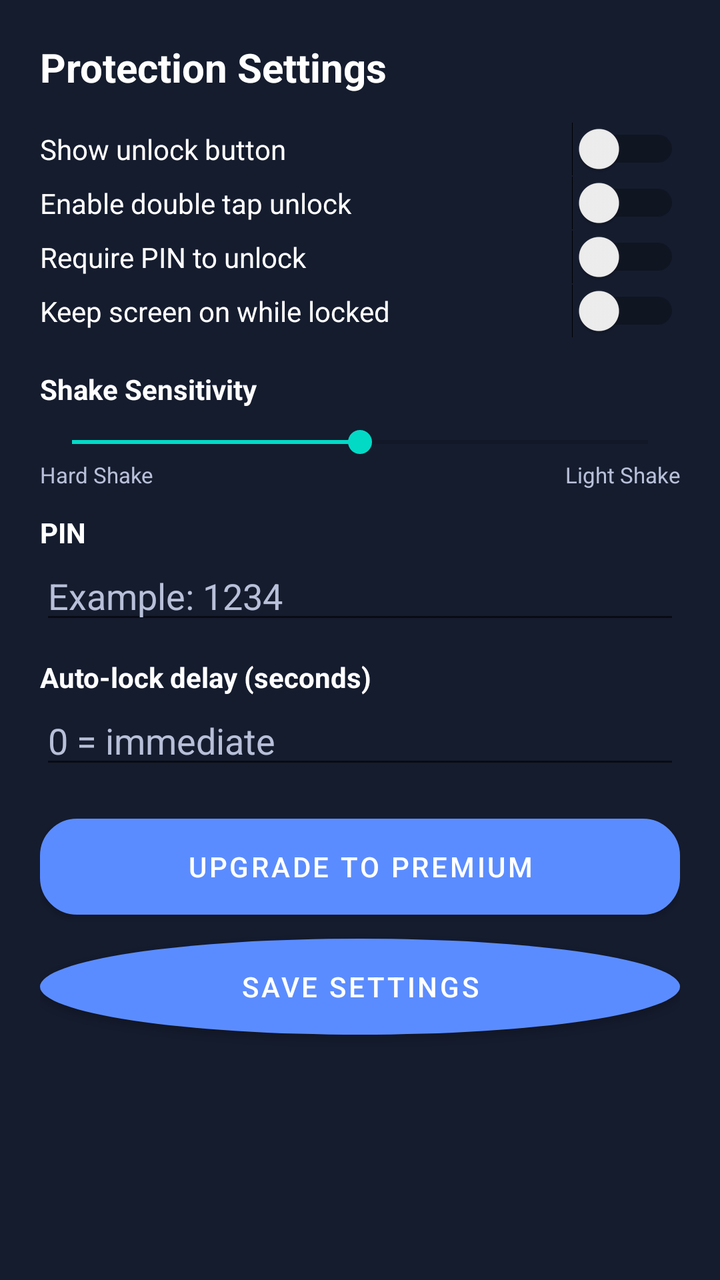
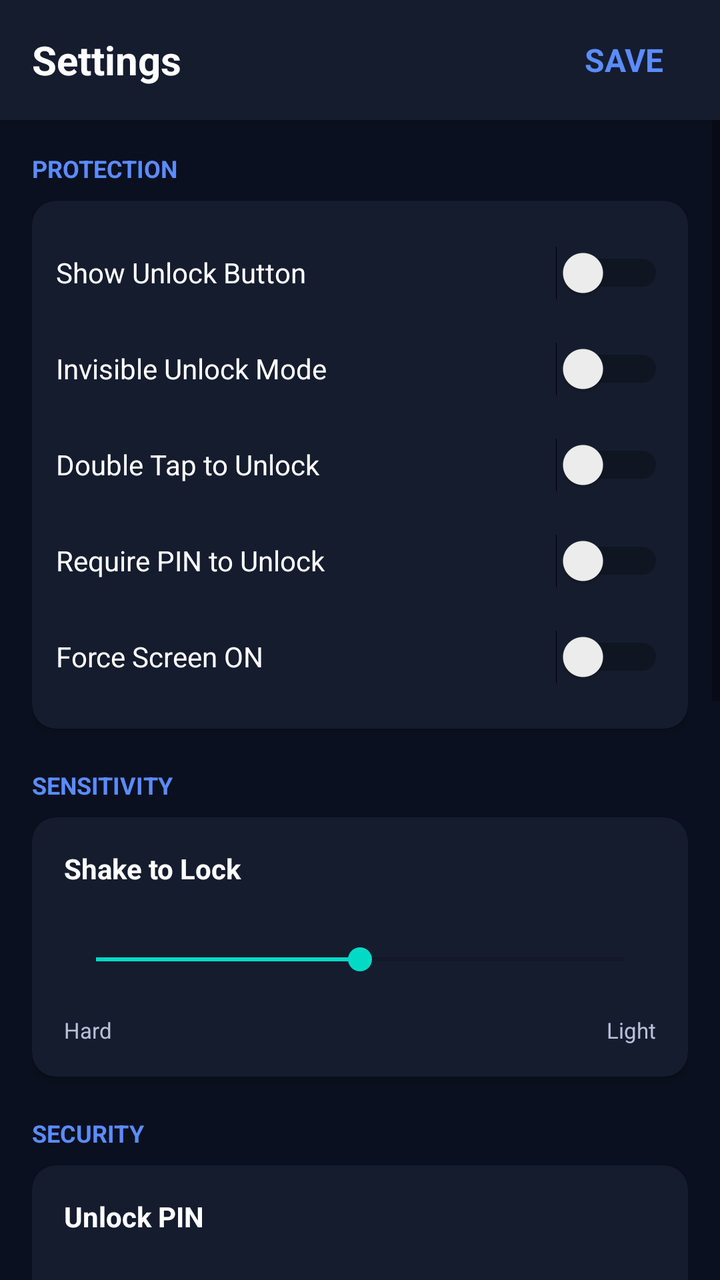

Screens rendered from an Android XML layout before and after an edit, with the pre-edit source and the edit as a unified diff.
<!-- AndroidManifest.xml: application theme Theme.TouchLock -->
<!-- res/layout/dialog_settings.xml -->
<?xml version="1.0" encoding="utf-8"?>
<LinearLayout xmlns:android="http://schemas.android.com/apk/res/android"
    xmlns:tools="http://schemas.android.com/tools"
    android:layout_width="match_parent"
    android:layout_height="wrap_content"
    android:background="@color/card_bg"
    android:orientation="vertical"
    android:padding="20dp">

    <TextView
        android:layout_width="match_parent"
        android:layout_height="wrap_content"
        android:text="@string/protection_settings"
        android:textColor="@color/text_main"
        android:textSize="20sp"
        android:textStyle="bold" />

    <Switch
        android:id="@+id/dialogSwitchShowUnlock"
        android:layout_width="match_parent"
        android:layout_height="wrap_content"
        android:layout_marginTop="14dp"
        android:text="@string/show_unlock_button"
        android:textColor="@color/text_main"
        tools:ignore="UseSwitchCompatOrMaterialXml" />

    <Switch
        android:id="@+id/dialogSwitchDoubleTap"
        android:layout_width="match_parent"
        android:layout_height="wrap_content"
        android:text="@string/enable_double_tap_unlock"
        android:textColor="@color/text_main"
        tools:ignore="UseSwitchCompatOrMaterialXml" />

    <Switch
        android:id="@+id/dialogSwitchRequirePin"
        android:layout_width="match_parent"
        android:layout_height="wrap_content"
        android:text="@string/require_pin_to_unlock"
        android:textColor="@color/text_main"
        tools:ignore="UseSwitchCompatOrMaterialXml" />

    <Switch
        android:id="@+id/dialogSwitchKeepScreen"
        android:layout_width="match_parent"
        android:layout_height="wrap_content"
        android:text="@string/keep_screen_on_while_locked"
        android:textColor="@color/text_main"
        tools:ignore="UseSwitchCompatOrMaterialXml" />

    
    <TextView
        android:layout_width="match_parent"
        android:layout_height="wrap_content"
        android:layout_marginTop="16dp"
        android:text="Shake Sensitivity"
        android:textColor="@color/text_main"
        android:textStyle="bold" />

    <SeekBar
        android:id="@+id/dialogSeekShake"
        android:layout_width="match_parent"
        android:layout_height="wrap_content"
        android:layout_marginTop="8dp"
        android:max="20"
        android:progress="10" />

    <LinearLayout
        android:layout_width="match_parent"
        android:layout_height="wrap_content"
        android:orientation="horizontal">
        <TextView
            android:layout_width="0dp"
            android:layout_height="wrap_content"
            android:layout_weight="1"
            android:text="Hard Shake"
            android:textColor="@color/text_secondary"
            android:textSize="11sp" />
        <TextView
            android:layout_width="0dp"
            android:layout_height="wrap_content"
            android:layout_weight="1"
            android:gravity="end"
            android:text="Light Shake"
            android:textColor="@color/text_secondary"
            android:textSize="11sp" />
    </LinearLayout>

    <TextView
        android:layout_width="match_parent"
        android:layout_height="wrap_content"
        android:layout_marginTop="12dp"
        android:text="PIN"
        android:textColor="@color/text_main"
        android:textStyle="bold" />

    <EditText
        android:id="@+id/dialogEdtPin"
        android:layout_width="match_parent"
        android:layout_height="wrap_content"
        android:hint="Example: 1234"
        android:inputType="numberPassword"
        android:textColor="@color/text_main"
        android:textColorHint="@color/text_secondary" />

    <TextView
        android:layout_width="match_parent"
        android:layout_height="wrap_content"
        android:layout_marginTop="12dp"
        android:text="Auto-lock delay (seconds)"
        android:textColor="@color/text_main"
        android:textStyle="bold" />

    <EditText
        android:id="@+id/dialogEdtDelay"
        android:layout_width="match_parent"
        android:layout_height="wrap_content"
        android:hint="0 = immediate"
        android:inputType="number"
        android:textColor="@color/text_main"
        android:textColorHint="@color/text_secondary" />

    <Button
        android:id="@+id/btnPremium"
        android:layout_width="match_parent"
        android:layout_height="wrap_content"
        android:layout_marginTop="20dp"
        android:background="@drawable/bg_secondary_button"
        android:text="Upgrade to Premium"
        android:textColor="@color/text_main" />

    <Button
        android:id="@+id/btnSaveSettings"
        android:layout_width="match_parent"
        android:layout_height="wrap_content"
        android:layout_marginTop="12dp"
        android:background="@drawable/bg_circle_primary"
        android:text="Save Settings"
        android:textColor="@color/text_main" />

</LinearLayout>
<!-- resources referenced by this layout -->
<resources>
  <color name="card_bg">#151C2E</color>
  <color name="text_main">#FFFFFF</color>
  <color name="text_secondary">#B8C0D9</color>
  <!-- drawable bg_circle_primary (drawable) -->
  <?xml version="1.0" encoding="utf-8"?>
  <shape xmlns:android="http://schemas.android.com/apk/res/android"
      android:shape="oval">
      <solid android:color="@color/primary_blue" />
  </shape>
  <!-- drawable bg_secondary_button (drawable) -->
  <?xml version="1.0" encoding="utf-8"?>
  <shape xmlns:android="http://schemas.android.com/apk/res/android">
      <solid android:color="@color/card_bg_2" />
      <stroke
          android:width="1dp"
          android:color="@color/divider_soft" />
      <corners android:radius="18dp" />
  </shape>
  <string name="enable_double_tap_unlock">Enable double tap unlock</string>
  <string name="keep_screen_on_while_locked">Keep screen on while locked</string>
  <string name="protection_settings">Protection Settings</string>
  <string name="require_pin_to_unlock">Require PIN to unlock</string>
  <string name="show_unlock_button">Show unlock button</string>
  <style name="Theme.TouchLock" parent="Theme.MaterialComponents.DayNight.NoActionBar">
          <item name="colorPrimary">@color/primary_blue</item>
          <item name="colorPrimaryVariant">@color/primary_blue_dark</item>
          <item name="colorOnPrimary">@color/text_main</item>
          <item name="android:statusBarColor">@color/bg_main</item>
          <item name="android:navigationBarColor">@color/bg_main</item>
          <item name="android:windowBackground">@color/bg_main</item>
      </style>
  <color name="primary_blue">#5B8CFF</color>
  <color name="card_bg_2">#1A2238</color>
  <color name="divider_soft">#2A3552</color>
  <color name="primary_blue_dark">#4676E8</color>
  <color name="bg_main">#0B1020</color>
</resources>

<!-- the commit's change to res/layout/dialog_settings.xml (unified diff, before → after) -->
@@ -1,141 +1,407 @@
 <?xml version="1.0" encoding="utf-8"?>
-<LinearLayout xmlns:android="http://schemas.android.com/apk/res/android"
+<RelativeLayout xmlns:android="http://schemas.android.com/apk/res/android"
+    xmlns:app="http://schemas.android.com/apk/res-auto"
     xmlns:tools="http://schemas.android.com/tools"
     android:layout_width="match_parent"
-    android:layout_height="wrap_content"
-    android:background="@color/card_bg"
-    android:orientation="vertical"
-    android:padding="20dp">
-
-    <TextView
+    android:layout_height="match_parent"
+    android:background="@color/bg_main">
+
+    
+    <LinearLayout
+        android:id="@+id/headerSettings"
         android:layout_width="match_parent"
-        android:layout_height="wrap_content"
-        android:text="@string/protection_settings"
-        android:textColor="@color/text_main"
-        android:textSize="20sp"
-        android:textStyle="bold" />
-
-    <Switch
-        android:id="@+id/dialogSwitchShowUnlock"
-        android:layout_width="match_parent"
-        android:layout_height="wrap_content"
-        android:layout_marginTop="14dp"
-        android:text="@string/show_unlock_button"
-        android:textColor="@color/text_main"
-        tools:ignore="UseSwitchCompatOrMaterialXml" />
-
-    <Switch
-        android:id="@+id/dialogSwitchDoubleTap"
-        android:layout_width="match_parent"
-        android:layout_height="wrap_content"
-        android:text="@string/enable_double_tap_unlock"
-        android:textColor="@color/text_main"
-        tools:ignore="UseSwitchCompatOrMaterialXml" />
-
-    <Switch
-        android:id="@+id/dialogSwitchRequirePin"
-        android:layout_width="match_parent"
-        android:layout_height="wrap_content"
-        android:text="@string/require_pin_to_unlock"
-        android:textColor="@color/text_main"
-        tools:ignore="UseSwitchCompatOrMaterialXml" />
-
-    <Switch
-        android:id="@+id/dialogSwitchKeepScreen"
-        android:layout_width="match_parent"
-        android:layout_height="wrap_content"
-        android:text="@string/keep_screen_on_while_locked"
-        android:textColor="@color/text_main"
-        tools:ignore="UseSwitchCompatOrMaterialXml" />
-
-    
-    <TextView
-        android:layout_width="match_parent"
-        android:layout_height="wrap_content"
-        android:layout_marginTop="16dp"
-        android:text="Shake Sensitivity"
-        android:textColor="@color/text_main"
-        android:textStyle="bold" />
-
-    <SeekBar
-        android:id="@+id/dialogSeekShake"
-        android:layout_width="match_parent"
-        android:layout_height="wrap_content"
-        android:layout_marginTop="8dp"
-        android:max="20"
-        android:progress="10" />
-
-    <LinearLayout
-        android:layout_width="match_parent"
-        android:layout_height="wrap_content"
-        android:orientation="horizontal">
+        android:layout_height="60dp"
+        android:background="@color/card_bg"
+        android:elevation="4dp"
+        android:gravity="center_vertical"
+        android:orientation="horizontal"
+        android:paddingHorizontal="16dp">
+
         <TextView
             android:layout_width="0dp"
             android:layout_height="wrap_content"
             android:layout_weight="1"
-            android:text="Hard Shake"
-            android:textColor="@color/text_secondary"
-            android:textSize="11sp" />
+            android:text="@string/settings_title"
+            android:textColor="@color/text_main"
+            android:textSize="20sp"
+            android:textStyle="bold" />
+
         <TextView
-            android:layout_width="0dp"
+            android:id="@+id/btnSaveSettings"
+            android:layout_width="wrap_content"
             android:layout_height="wrap_content"
-            android:layout_weight="1"
-            android:gravity="end"
-            android:text="Light Shake"
-            android:textColor="@color/text_secondary"
-            android:textSize="11sp" />
+            android:background="?attr/selectableItemBackgroundBorderless"
+            android:clickable="true"
+            android:focusable="true"
+            android:gravity="center"
+            android:minWidth="48dp"
+            android:minHeight="48dp"
+            android:padding="12dp"
+            android:text="@string/save"
+            android:textColor="@color/primary_blue"
+            android:textSize="16sp"
+            android:textStyle="bold" />
     </LinearLayout>
 
-    <TextView
+    <ScrollView
         android:layout_width="match_parent"
-        android:layout_height="wrap_content"
-        android:layout_marginTop="12dp"
-        android:text="PIN"
-        android:textColor="@color/text_main"
-        android:textStyle="bold" />
-
-    <EditText
-        android:id="@+id/dialogEdtPin"
-        android:layout_width="match_parent"
-        android:layout_height="wrap_content"
-        android:hint="Example: 1234"
-        android:inputType="numberPassword"
-        android:textColor="@color/text_main"
-        android:textColorHint="@color/text_secondary" />
-
-    <TextView
-        android:layout_width="match_parent"
-        android:layout_height="wrap_content"
-        android:layout_marginTop="12dp"
-        android:text="Auto-lock delay (seconds)"
-        android:textColor="@color/text_main"
-        android:textStyle="bold" />
-
-    <EditText
-        android:id="@+id/dialogEdtDelay"
-        android:layout_width="match_parent"
-        android:layout_height="wrap_content"
-        android:hint="0 = immediate"
-        android:inputType="number"
-        android:textColor="@color/text_main"
-        android:textColorHint="@color/text_secondary" />
-
-    <Button
-        android:id="@+id/btnPremium"
-        android:layout_width="match_parent"
-        android:layout_height="wrap_content"
-        android:layout_marginTop="20dp"
-        android:background="@drawable/bg_secondary_button"
-        android:text="Upgrade to Premium"
-        android:textColor="@color/text_main" />
-
-    <Button
-        android:id="@+id/btnSaveSettings"
-        android:layout_width="match_parent"
-        android:layout_height="wrap_content"
-        android:layout_marginTop="12dp"
-        android:background="@drawable/bg_circle_primary"
-        android:text="Save Settings"
-        android:textColor="@color/text_main" />
-
-</LinearLayout>
+        android:layout_height="match_parent"
+        android:layout_below="@id/headerSettings"
+        android:clipToPadding="false"
+        android:paddingBottom="24dp">
+
+        <LinearLayout
+            android:layout_width="match_parent"
+            android:layout_height="wrap_content"
+            android:maxWidth="600dp"
+            android:layout_gravity="center_horizontal"
+            android:orientation="vertical"
+            android:padding="16dp">
+
+            
+            <TextView
+                android:layout_width="match_parent"
+                android:layout_height="wrap_content"
+                android:layout_marginBottom="8dp"
+                android:text="@string/category_protection"
+                android:textColor="@color/primary_blue"
+                android:textSize="12sp"
+                android:textStyle="bold" />
+
+            <com.google.android.material.card.MaterialCardView
+                android:layout_width="match_parent"
+                android:layout_height="wrap_content"
+                android:layout_marginBottom="20dp"
+                app:cardBackgroundColor="@color/card_bg"
+                app:cardCornerRadius="12dp"
+                app:cardElevation="2dp"
+                app:strokeWidth="0dp">
+
+                <LinearLayout
+                    android:layout_width="match_parent"
+                    android:layout_height="wrap_content"
+                    android:orientation="vertical"
+                    android:padding="12dp">
+
+                    <Switch
+                        android:id="@+id/dialogSwitchShowUnlock"
+                        android:layout_width="match_parent"
+                        android:layout_height="wrap_content"
+                        android:minHeight="48dp"
+                        android:paddingVertical="8dp"
+                        android:text="@string/show_unlock_button"
+                        android:textColor="@color/text_main"
+                        tools:ignore="UseSwitchCompatOrMaterialXml" />
+
+                    <Switch
+                        android:id="@+id/dialogSwitchInvisibleUnlock"
+                        android:layout_width="match_parent"
+                        android:layout_height="wrap_content"
+                        android:minHeight="48dp"
+                        android:paddingVertical="8dp"
+                        android:text="@string/invisible_unlock_mode"
+                        android:textColor="@color/text_main"
+                        tools:ignore="UseSwitchCompatOrMaterialXml" />
+
+                    <Switch
+                        android:id="@+id/dialogSwitchDoubleTap"
+                        android:layout_width="match_parent"
+                        android:layout_height="wrap_content"
+                        android:minHeight="48dp"
+                        android:paddingVertical="8dp"
+                        android:text="@string/enable_double_tap_unlock"
+                        android:textColor="@color/text_main"
+                        tools:ignore="UseSwitchCompatOrMaterialXml" />
+
+                    <Switch
+                        android:id="@+id/dialogSwitchRequirePin"
+                        android:layout_width="match_parent"
+                        android:layout_height="wrap_content"
+                        android:minHeight="48dp"
+                        android:paddingVertical="8dp"
+                        android:text="@string/require_pin_to_unlock"
+                        android:textColor="@color/text_main"
+                        tools:ignore="UseSwitchCompatOrMaterialXml" />
+
+                    <Switch
+                        android:id="@+id/dialogSwitchKeepScreen"
+                        android:layout_width="match_parent"
+                        android:layout_height="wrap_content"
+                        android:minHeight="48dp"
+                        android:paddingVertical="8dp"
+                        android:text="@string/keep_screen_on_while_locked"
+                        android:textColor="@color/text_main"
+                        tools:ignore="UseSwitchCompatOrMaterialXml" />
+                </LinearLayout>
+            </com.google.android.material.card.MaterialCardView>
+
+            
+            <TextView
+                android:layout_width="match_parent"
+                android:layout_height="wrap_content"
+                android:layout_marginBottom="8dp"
+                android:text="@string/category_sensitivity"
+                android:textColor="@color/primary_blue"
+                android:textSize="12sp"
+                android:textStyle="bold" />
+
+            <com.google.android.material.card.MaterialCardView
+                android:layout_width="match_parent"
+                android:layout_height="wrap_content"
+                android:layout_marginBottom="20dp"
+                app:cardBackgroundColor="@color/card_bg"
+                app:cardCornerRadius="12dp"
+                app:cardElevation="2dp"
+                app:strokeWidth="0dp">
+
+                <LinearLayout
+                    android:layout_width="match_parent"
+                    android:layout_height="wrap_content"
+                    android:orientation="vertical"
+                    android:padding="16dp">
+
+                    <TextView
+                        android:layout_width="match_parent"
+                        android:layout_height="wrap_content"
+                        android:text="@string/shake_to_lock"
+                        android:textColor="@color/text_main"
+                        android:textStyle="bold" />
+
+                    <SeekBar
+                        android:id="@+id/dialogSeekShake"
+                        android:layout_width="match_parent"
+                        android:layout_height="wrap_content"
+                        android:layout_marginTop="12dp"
+                        android:minHeight="48dp"
+                        android:max="20"
+                        android:progress="10" />
+
+                    <LinearLayout
+                        android:layout_width="match_parent"
+                        android:layout_height="wrap_content"
+                        android:layout_marginTop="4dp"
+                        android:orientation="horizontal">
+                        <TextView
+                            android:layout_width="0dp"
+                            android:layout_height="wrap_content"
+                            android:layout_weight="1"
+                            android:text="@string/sensitivity_hard"
+                            android:textColor="@color/text_secondary"
+                            android:textSize="11sp" />
+                        <TextView
+                            android:layout_width="0dp"
+                            android:layout_height="wrap_content"
+                            android:layout_weight="1"
+                            android:gravity="end"
+                            android:text="@string/sensitivity_light"
+                            android:textColor="@color/text_secondary"
+                            android:textSize="11sp" />
+                    </LinearLayout>
+                </LinearLayout>
+            </com.google.android.material.card.MaterialCardView>
+
+            
+            <TextView
+                android:layout_width="match_parent"
+                android:layout_height="wrap_content"
+                android:layout_marginBottom="8dp"
+                android:text="@string/category_security"
+                android:textColor="@color/primary_blue"
+                android:textSize="12sp"
+                android:textStyle="bold" />
+
+            <com.google.android.material.card.MaterialCardView
+                android:layout_width="match_parent"
+                android:layout_height="wrap_content"
+                android:layout_marginBottom="20dp"
+                app:cardBackgroundColor="@color/card_bg"
+                app:cardCornerRadius="12dp"
+                app:cardElevation="2dp"
+                app:strokeWidth="0dp">
+
+                <LinearLayout
+                    android:layout_width="match_parent"
+                    android:layout_height="wrap_content"
+                    android:orientation="vertical"
+                    android:padding="16dp">
+
+                    <TextView
+                        android:layout_width="match_parent"
+                        android:layout_height="wrap_content"
+                        android:text="@string/unlock_pin"
+                        android:textColor="@color/text_main"
+                        android:textStyle="bold" />
+
+                    <EditText
+                        android:id="@+id/dialogEdtPin"
+                        android:layout_width="match_parent"
+                        android:layout_height="wrap_content"
+                        android:layout_marginTop="4dp"
+                        android:autofillHints="password"
+                        android:backgroundTint="@color/primary_blue"
+                        android:hint="@string/pin_hint"
+                        android:inputType="numberPassword"
+                        android:minHeight="48dp"
+                        android:textColor="@color/text_main"
+                        android:textColorHint="@color/text_secondary" />
+
+                    <TextView
+                        android:layout_width="match_parent"
+                        android:layout_height="wrap_content"
+                        android:layout_marginTop="16dp"
+                        android:text="@string/auto_lock_delay"
+                        android:textColor="@color/text_main"
+                        android:textStyle="bold" />
+
+                    <EditText
+                        android:id="@+id/dialogEdtDelay"
+                        android:layout_width="match_parent"
+                        android:layout_height="wrap_content"
+                        android:layout_marginTop="4dp"
+                        android:autofillHints="none"
+                        android:backgroundTint="@color/primary_blue"
+                        android:hint="@string/delay_hint"
+                        android:inputType="number"
+                        android:minHeight="48dp"
+                        android:textColor="@color/text_main"
+                        android:textColorHint="@color/text_secondary" />
+                </LinearLayout>
+            </com.google.android.material.card.MaterialCardView>
+
+            
+            <TextView
+                android:layout_width="match_parent"
+                android:layout_height="wrap_content"
+                android:layout_marginBottom="8dp"
+                android:text="@string/category_ads_privacy"
+                android:textColor="@color/primary_blue"
+                android:textSize="12sp"
+                android:textStyle="bold" />
+
+            <com.google.android.material.card.MaterialCardView
+                android:layout_width="match_parent"
+                android:layout_height="wrap_content"
+                android:layout_marginBottom="20dp"
+                app:cardBackgroundColor="@color/card_bg"
+                app:cardCornerRadius="12dp"
+                app:cardElevation="2dp"
+                app:strokeWidth="0dp">
+
+                <LinearLayout
+                    android:layout_width="match_parent"
+                    android:layout_height="wrap_content"
+                    android:orientation="vertical"
+                    android:padding="12dp">
+
+                    <Switch
+                        android:id="@+id/dialogSwitchPersonalizedAds"
+                        android:layout_width="match_parent"
+                        android:layout_height="wrap_content"
+                        android:minHeight="48dp"
+                        android:paddingVertical="8dp"
+                        android:text="@string/personalized_ads"
+                        android:textColor="@color/text_main"
+                        tools:ignore="UseSwitchCompatOrMaterialXml" />
+
+                    <Button
+                        android:id="@+id/btnWatchAd"
+                        android:layout_width="match_parent"
+                        android:layout_height="wrap_content"
+                        android:layout_marginTop="8dp"
+                        android:background="@drawable/bg_secondary_button"
+                        android:minHeight="48dp"
+                        android:text="@string/watch_ad_support"
+                        android:textColor="@color/text_main"
+                        android:textAllCaps="false" />
+                </LinearLayout>
+            </com.google.android.material.card.MaterialCardView>
+
+            
+            <TextView
+                android:layout_width="match_parent"
+                android:layout_height="wrap_content"
+                android:layout_marginBottom="8dp"
+                android:text="@string/category_support"
+                android:textColor="@color/primary_blue"
+                android:textSize="12sp"
+                android:textStyle="bold" />
+
+            <com.google.android.material.card.MaterialCardView
+                android:layout_width="match_parent"
+                android:layout_height="wrap_content"
+                android:layout_marginBottom="20dp"
+                app:cardBackgroundColor="@color/card_bg"
+                app:cardCornerRadius="12dp"
+                app:cardElevation="2dp"
+                app:strokeWidth="0dp">
+
+                <LinearLayout
+                    android:layout_width="match_parent"
+                    android:layout_height="wrap_content"
+                    android:orientation="vertical"
+                    android:padding="16dp">
+
+                    <Button
+                        android:id="@+id/btnPremium"
+                        android:layout_width="match_parent"
+                        android:layout_height="wrap_content"
+                        android:minHeight="48dp"
+                        android:background="@drawable/bg_circle_primary"
+                        android:text="@string/go_premium_no_ads"
+                        android:textColor="@color/text_main"
+                        android:textStyle="bold" />
+
+                    <LinearLayout
+                        android:layout_width="match_parent"
+                        android:layout_height="wrap_content"
+                        android:layout_marginTop="16dp"
+                        android:orientation="horizontal">
+
+                        <Button
+                            android:id="@+id/btnTip1"
+                            android:layout_width="0dp"
+                            android:layout_height="wrap_content"
+                            android:layout_weight="1"
+                            android:minHeight="48dp"
+                            android:background="@drawable/bg_secondary_button"
+                            android:text="@string/tip_1"
+                            android:textAllCaps="false"
+                            android:textColor="@color/text_main" />
+
+                        <Space
+                            android:layout_width="8dp"
+                            android:layout_height="1dp" />
+
+                        <Button
+                            android:id="@+id/btnTip2"
+                            android:layout_width="0dp"
+                            android:layout_height="wrap_content"
+                            android:layout_weight="1"
+                            android:minHeight="48dp"
+                            android:background="@drawable/bg_secondary_button"
+                            android:text="@string/tip_2"
+                            android:textAllCaps="false"
+                            android:textColor="@color/text_main" />
+
+                        <Space
+                            android:layout_width="8dp"
+                            android:layout_height="1dp" />
+
+                        <Button
+                            android:id="@+id/btnTip5"
+                            android:layout_width="0dp"
+                            android:layout_height="wrap_content"
+                            android:layout_weight="1"
+                            android:minHeight="48dp"
+                            android:background="@drawable/bg_secondary_button"
+                            android:text="@string/tip_5"
+                            android:textAllCaps="false"
+                            android:textColor="@color/text_main" />
+                    </LinearLayout>
+                </LinearLayout>
+            </com.google.android.material.card.MaterialCardView>
+
+        </LinearLayout>
+    </ScrollView>
+
+</RelativeLayout>
<!-- resource entries referenced after the edit -->
@@ -18,11 +18,31 @@
           android:color="@color/divider_soft" />
       <corners android:radius="18dp" />
   </shape>
-  <string name="enable_double_tap_unlock">Enable double tap unlock</string>
-  <string name="keep_screen_on_while_locked">Keep screen on while locked</string>
-  <string name="protection_settings">Protection Settings</string>
-  <string name="require_pin_to_unlock">Require PIN to unlock</string>
-  <string name="show_unlock_button">Show unlock button</string>
+  <string name="auto_lock_delay">Auto-lock delay</string>
+  <string name="category_ads_privacy">ADS &amp; PRIVACY</string>
+  <string name="category_protection">PROTECTION</string>
+  <string name="category_security">SECURITY</string>
+  <string name="category_sensitivity">SENSITIVITY</string>
+  <string name="category_support">SUPPORT DEVELOPMENT</string>
+  <string name="delay_hint">Seconds (0 = instant)</string>
+  <string name="enable_double_tap_unlock">Double Tap to Unlock</string>
+  <string name="go_premium_no_ads">GO PREMIUM (No Ads)</string>
+  <string name="invisible_unlock_mode">Invisible Unlock Mode</string>
+  <string name="keep_screen_on_while_locked">Force Screen ON</string>
+  <string name="personalized_ads">Personalized Ads</string>
+  <string name="pin_hint">At least 4 digits</string>
+  <string name="require_pin_to_unlock">Require PIN to Unlock</string>
+  <string name="save">SAVE</string>
+  <string name="sensitivity_hard">Hard</string>
+  <string name="sensitivity_light">Light</string>
+  <string name="settings_title">Settings</string>
+  <string name="shake_to_lock">Shake to Lock</string>
+  <string name="show_unlock_button">Show Unlock Button</string>
+  <string name="tip_1">☕ 1€</string>
+  <string name="tip_2">☕ 2€</string>
+  <string name="tip_5">❤️ 5€</string>
+  <string name="unlock_pin">Unlock PIN</string>
+  <string name="watch_ad_support">Support with an Ad</string>
   <style name="Theme.TouchLock" parent="Theme.MaterialComponents.DayNight.NoActionBar">
           <item name="colorPrimary">@color/primary_blue</item>
           <item name="colorPrimaryVariant">@color/primary_blue_dark</item>
